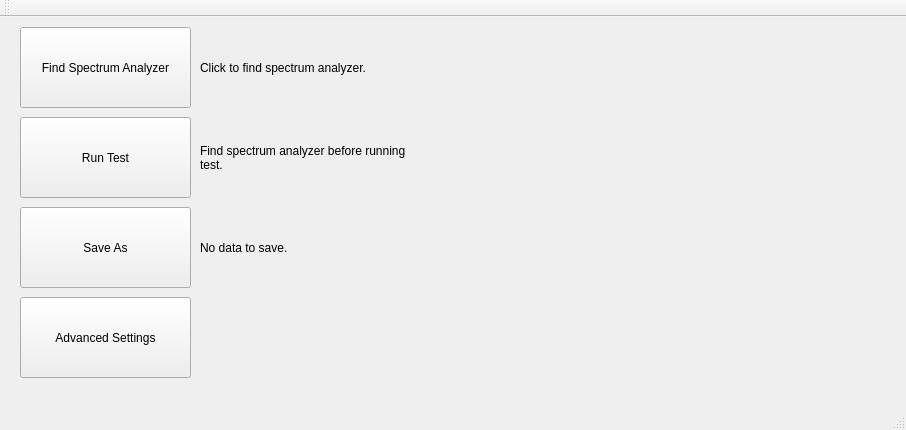
Before: the Qt Designer form SiteScoutingApp/mainwindow.ui in collins-mike/siteScoutingAppCPP, drawn with Qt 5.
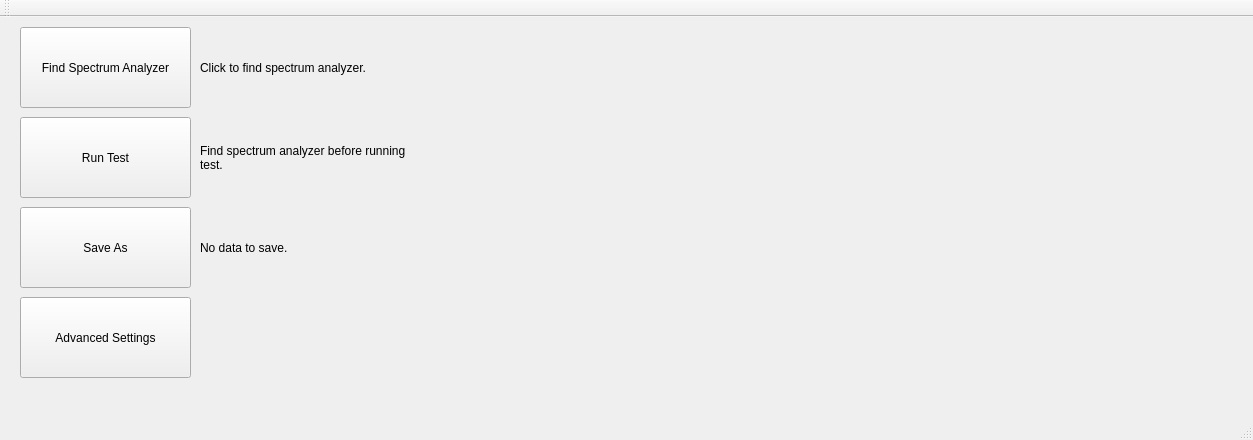
After: the same form once the commit is applied. Custom widgets are drawn as their Qt base class.

What changed in the file:
```diff
--- a/SiteScoutingApp/mainwindow.ui
+++ b/SiteScoutingApp/mainwindow.ui
@@ -6,8 +6,8 @@
    <rect>
     <x>0</x>
     <y>0</y>
-    <width>906</width>
-    <height>430</height>
+    <width>1253</width>
+    <height>440</height>
    </rect>
   </property>
   <property name="windowTitle">
@@ -106,7 +106,7 @@
      <rect>
       <x>430</x>
       <y>10</y>
-      <width>471</width>
+      <width>811</width>
       <height>351</height>
      </rect>
     </property>
```
Left out of the diff: 2 changed lines with no effect on the pictures.
